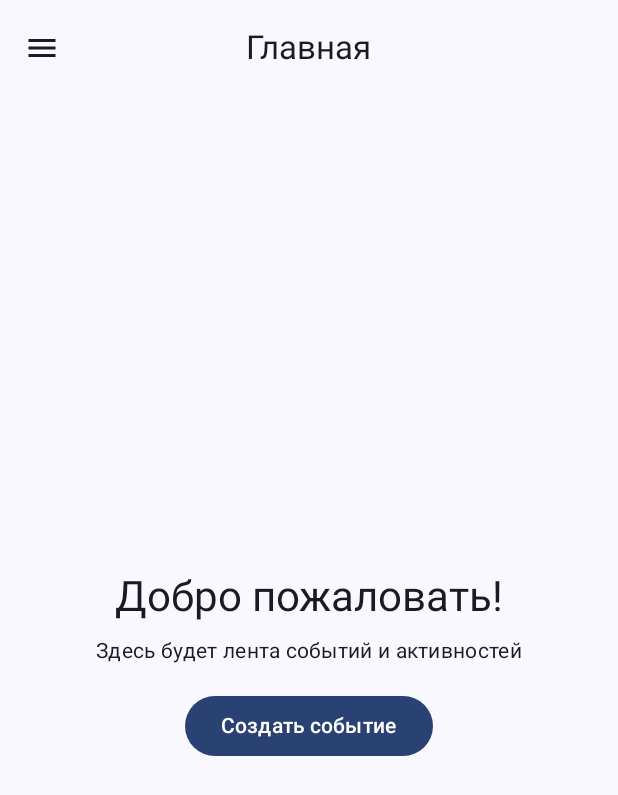
After one commit to alsmr12/event_social_platform, an Android app built with Jetpack Compose: the composable MainScreen shown on its own in the app's theme, on a phone screen of 412 x 824 dp. The commit adds this screen. Shown: the top 795 px of the screen. Run offline under Robolectric (Android 15) with nearby library versions, the phone set to English and light mode, and no system bars.

Commit message:
navigation working

```diff
--- a/SocialEvent/app/src/main/java/com/ark/socialevent/network/ApiService.kt
+++ b/SocialEvent/app/src/main/java/com/ark/socialevent/network/ApiService.kt
@@ -68,4 +68,7 @@ interface ApiService {
 
     @GET("/api/profile")
     fun getProfile(): Call<ProfileResponse>
+
+    @GET("/api/profiles")
+    fun getAllProfiles(): Call<List<UserProfile>>
 }
--- /dev/null
+++ b/SocialEvent/app/src/main/java/com/ark/socialevent/ui/screens/MainScreen.kt
@@ -0,0 +1,162 @@
+package com.ark.socialevent.ui.screens
+
+import androidx.compose.foundation.layout.Box
+import androidx.compose.foundation.layout.Spacer
+import androidx.compose.foundation.layout.fillMaxSize
+import androidx.compose.foundation.layout.height
+import androidx.compose.foundation.layout.padding
+import androidx.compose.foundation.layout.width
+import androidx.compose.material.icons.Icons
+import androidx.compose.material.icons.filled.AccountCircle
+import androidx.compose.material.icons.filled.CalendarToday
+import androidx.compose.material.icons.filled.ExitToApp
+import androidx.compose.material.icons.filled.Group
+import androidx.compose.material.icons.filled.Home
+import androidx.compose.material.icons.filled.Menu
+import androidx.compose.material.icons.filled.People
+import androidx.compose.material.icons.filled.Person
+import androidx.compose.material3.CenterAlignedTopAppBar
+import androidx.compose.material3.Divider
+import androidx.compose.material3.DrawerState
+import androidx.compose.material3.DrawerValue
+import androidx.compose.material3.ExperimentalMaterial3Api
+import androidx.compose.material3.Icon
+import androidx.compose.material3.IconButton
+import androidx.compose.material3.MaterialTheme
+import androidx.compose.material3.ModalDrawerSheet
+import androidx.compose.material3.ModalNavigationDrawer
+import androidx.compose.material3.NavigationDrawerItem
+import androidx.compose.material3.NavigationDrawerItemDefaults
+import androidx.compose.material3.Scaffold
+import androidx.compose.material3.Text
+import androidx.compose.material3.TopAppBarDefaults
+import androidx.compose.runtime.Composable
+import androidx.compose.runtime.remember
+import androidx.compose.runtime.rememberCoroutineScope
+import androidx.compose.runtime.getValue
+import androidx.compose.runtime.mutableStateOf
+import androidx.compose.runtime.setValue
+import androidx.compose.ui.Modifier
+import androidx.compose.ui.graphics.vector.ImageVector
+import androidx.compose.ui.unit.dp
+import com.ark.socialevent.ui.screens.home.HomeScreen
+import com.ark.socialevent.ui.screens.events.EventsScreen
+import com.ark.socialevent.ui.screens.people.PeopleScreen
+import com.ark.socialevent.ui.screens.profile.ProfileScreen
+import com.ark.socialevent.ui.screens.friends.FriendsScreen
+import com.ark.socialevent.ui.screens.subscriptions.SubscriptionsScreen
+import kotlinx.coroutines.launch
+
+sealed class DrawerScreens(
+    val route: String,
+    val title: String,
+    val icon: ImageVector
+) {
+    object Home : DrawerScreens("home", "Главная", Icons.Filled.Home)
+    object Events : DrawerScreens("events", "События", Icons.Filled.CalendarToday)
+    object People : DrawerScreens("people", "Люди", Icons.Filled.People)
+    object Profile : DrawerScreens("profile", "Профиль", Icons.Filled.Person)
+    object Friends : DrawerScreens("friends", "Друзья", Icons.Filled.Group)
+    object Subscriptions : DrawerScreens("subscriptions", "Подписки", Icons.Filled.AccountCircle)
+    object Logout : DrawerScreens("logout", "Выйти", Icons.Filled.ExitToApp)
+}
+
+@OptIn(ExperimentalMaterial3Api::class)
+@Composable
+fun MainScreen(
+    onLogout: () -> Unit,
+
+) {
+    var currentScreen by remember { mutableStateOf<DrawerScreens>(DrawerScreens.Home) }
+    val drawerState = remember { DrawerState(DrawerValue.Closed) }
+    val coroutineScope = rememberCoroutineScope()
+
+    ModalNavigationDrawer(
+        drawerState = drawerState,
+        drawerContent = {
+            ModalDrawerSheet(modifier = Modifier.width(280.dp)) {
+                Spacer(modifier = Modifier.height(12.dp))
+
+                Text(
+                    text = "Social Event",
+                    style = MaterialTheme.typography.headlineSmall,
+                    modifier = Modifier.padding(horizontal = 16.dp, vertical = 8.dp)
+                )
+
+                Divider(modifier = Modifier.padding(vertical = 8.dp))
+
+                // Список экранов кроме Logout
+                listOf(
+                    DrawerScreens.Home,
+                    DrawerScreens.Events,
+                    DrawerScreens.People,
+                    DrawerScreens.Profile,
+                    DrawerScreens.Friends,
+                    DrawerScreens.Subscriptions
+                ).forEach { screen ->
+                    NavigationDrawerItem(
+                        icon = { Icon(screen.icon, contentDescription = null) },
+                        label = { Text(screen.title) },
+                        selected = currentScreen == screen,
+                        onClick = {
+                            currentScreen = screen
+                            coroutineScope.launch {
+                                drawerState.close()
+                            }
+                        },
+                        modifier = Modifier.padding(NavigationDrawerItemDefaults.ItemPadding)
+                    )
+                }
+
+                Spacer(modifier = Modifier.weight(1f))
+                Divider()
+                NavigationDrawerItem(
+                    icon = { Icon(DrawerScreens.Logout.icon, contentDescription = null) },
+                    label = { Text(DrawerScreens.Logout.title) },
+                    selected = false,
+                    onClick = {
+                        coroutineScope.launch {
+                            drawerState.close()
+                        }
+                        onLogout()
+                    },
+                    modifier = Modifier.padding(NavigationDrawerItemDefaults.ItemPadding)
+                )
+            }
+        }
+    ) {
+        Scaffold(
+            topBar = {
+                CenterAlignedTopAppBar(
+                    title = { Text(currentScreen.title) },
+                    navigationIcon = {
+                        IconButton(onClick = {
+                            coroutineScope.launch {
+                                drawerState.open()
+                            }
+                        }) {
+                            Icon(Icons.Filled.Menu, contentDescription = "Меню")
+                        }
+                    },
+                    colors = TopAppBarDefaults.centerAlignedTopAppBarColors()
+                )
+            }
+        ) { paddingValues ->
+            Box(
+                modifier = Modifier
+                    .fillMaxSize()
+                    .padding(paddingValues)
+            ) {
+                when (currentScreen) {
+                    DrawerScreens.Home -> HomeScreen()
+                    DrawerScreens.Events -> EventsScreen()
+                    DrawerScreens.People -> PeopleScreen()
+                    DrawerScreens.Profile -> ProfileScreen()
+                    DrawerScreens.Friends -> FriendsScreen()
+                    DrawerScreens.Subscriptions -> SubscriptionsScreen()
+                    DrawerScreens.Logout -> HomeScreen() // fallback
+                }
+            }
+        }
+    }
+}
--- /dev/null
+++ b/SocialEvent/app/src/main/java/com/ark/socialevent/ui/screens/home/HomeScreen.kt
@@ -0,0 +1,36 @@
+// app/src/main/java/com/ark/socialevent/ui/screens/home/HomeScreen.kt
+package com.ark.socialevent.ui.screens.home
+
+import androidx.compose.foundation.layout.*
+import androidx.compose.material3.*
+import androidx.compose.runtime.*
+import androidx.compose.ui.Alignment
+import androidx.compose.ui.Modifier
+import androidx.compose.ui.unit.dp
+
+@Composable
+fun HomeScreen() {
+    Column(
+        modifier = Modifier
+            .fillMaxSize()
+            .padding(16.dp),
+        verticalArrangement = Arrangement.Center,
+        horizontalAlignment = Alignment.CenterHorizontally
+    ) {
+        Text(
+            "Добро пожаловать!",
+            style = MaterialTheme.typography.headlineMedium
+        )
+        Spacer(modifier = Modifier.height(8.dp))
+        Text(
+            "Здесь будет лента событий и активностей",
+            style = MaterialTheme.typography.bodyMedium
+        )
+
+        // Можно добавить список событий, посты и т.д.
+        Spacer(modifier = Modifier.height(16.dp))
+        Button(onClick = { /* TODO */ }) {
+            Text("Создать событие")
+        }
+    }
+}
```
Also changed, not shown: SocialEvent/app/build.gradle.kts (+14 -0 lines), SocialEvent/app/src/main/java/com/ark/socialevent/MainActivity.kt (+6 -3 lines), SocialEvent/app/src/main/java/com/ark/socialevent/network/UserRepository.kt (+20 -0 lines), SocialEvent/app/src/main/java/com/ark/socialevent/ui/screens/events/EventsScreen.kt (added, +34 -0 lines), SocialEvent/app/src/main/java/com/ark/socialevent/ui/screens/friends/FriendsScreen.kt (added, +27 -0 lines), SocialEvent/app/src/main/java/com/ark/socialevent/ui/screens/people/PeopleScreen.kt (added, +92 -0 lines), SocialEvent/app/src/main/java/com/ark/socialevent/ui/screens/profile/ProfileScreen.kt (added, +32 -0 lines), SocialEvent/app/src/main/java/com/ark/socialevent/ui/screens/subscriptions/SubscriptionsScreen.kt (added, +27 -0 lines), 1 other file.
